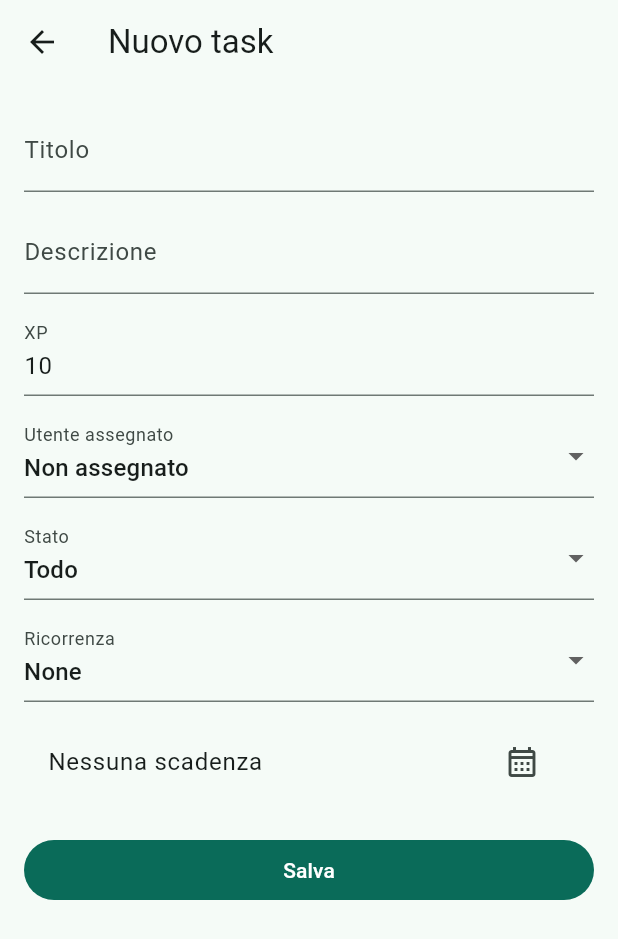
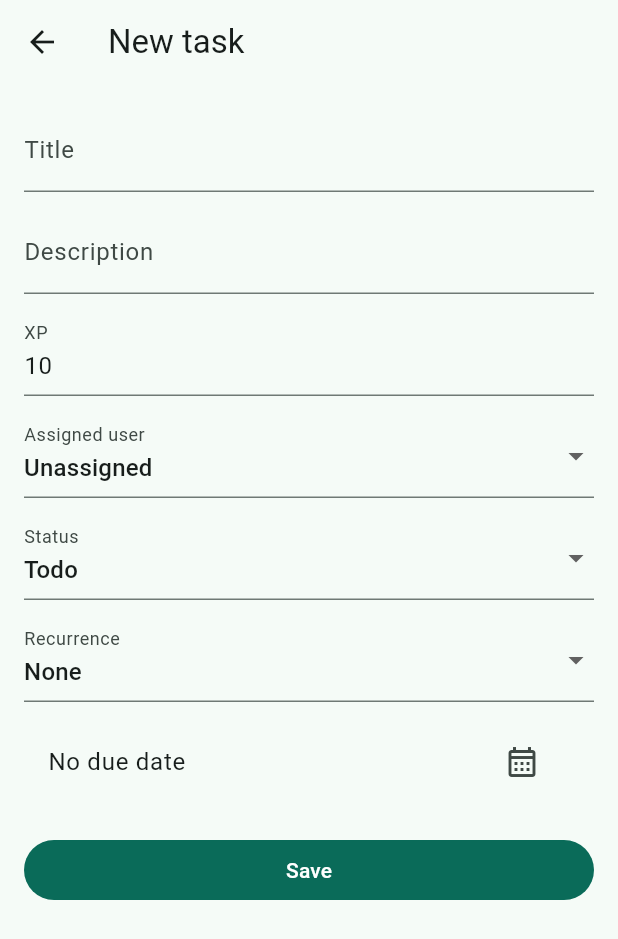
Before and after one commit to andreavae/HomeDuty, a Flutter app: the TaskFormScreen screen opened directly, on a phone screen of 412 x 824 dp. Shown: the top 939 px of the screen. Run offline on Flutter 3.47's test engine with Material 3 defaults, Android fonts, the phone set to English and light mode, and no system bars; our stand-ins replace flutter_riverpod, go_router, supabase_flutter; accounts and stored records are empty; statements that could not run were skipped.

Commit message:
feat: translate task form labels and feedback to English

```diff
--- a/lib/src/presentation/screens/tasks/task_form_screen.dart
+++ b/lib/src/presentation/screens/tasks/task_form_screen.dart
@@ -69,7 +69,7 @@ class _TaskFormScreenState extends ConsumerState<TaskFormScreen> {
 
     if (title.isEmpty || xp <= 0) {
       ScaffoldMessenger.of(context).showSnackBar(
-        const SnackBar(content: Text('Titolo e XP validi sono obbligatori.')),
+        const SnackBar(content: Text('Title and a valid XP value are required.')),
       );
       return;
     }
@@ -92,7 +92,7 @@ class _TaskFormScreenState extends ConsumerState<TaskFormScreen> {
         );
       } else {
         final household = await ref.read(currentHouseholdProvider.future);
-        if (household == null) throw Exception('Household non trovata.');
+        if (household == null) throw Exception('Household not found.');
 
         await repo.createTask(
           householdId: household.id,
@@ -110,7 +110,7 @@ class _TaskFormScreenState extends ConsumerState<TaskFormScreen> {
     } catch (e) {
       if (!mounted) return;
       ScaffoldMessenger.of(context).showSnackBar(
-        SnackBar(content: Text('Errore salvataggio task: $e')),
+        SnackBar(content: Text('Error saving task: $e')),
       );
     } finally {
       if (mounted) setState(() => _loading = false);
@@ -120,18 +120,18 @@ class _TaskFormScreenState extends ConsumerState<TaskFormScreen> {
   @override
   Widget build(BuildContext context) {
     return Scaffold(
-      appBar: AppBar(title: Text(isEdit ? 'Modifica task' : 'Nuovo task')),
+      appBar: AppBar(title: Text(isEdit ? 'Edit task' : 'New task')),
       body: ListView(
         padding: const EdgeInsets.all(16),
         children: [
           TextField(
             controller: _titleCtrl,
-            decoration: const InputDecoration(labelText: 'Titolo'),
+            decoration: const InputDecoration(labelText: 'Title'),
           ),
           const SizedBox(height: 12),
           TextField(
             controller: _descriptionCtrl,
-            decoration: const InputDecoration(labelText: 'Descrizione'),
+            decoration: const InputDecoration(labelText: 'Description'),
           ),
           const SizedBox(height: 12),
           TextField(
@@ -149,12 +149,11 @@ class _TaskFormScreenState extends ConsumerState<TaskFormScreen> {
 
                   return DropdownButtonFormField<String?>(
                     initialValue: effectiveValue,
-                    decoration:
-                        const InputDecoration(labelText: 'Utente assegnato'),
+                    decoration: const InputDecoration(labelText: 'Assigned user'),
                     items: [
                       const DropdownMenuItem<String?>(
                         value: null,
-                        child: Text('Non assegnato'),
+                        child: Text('Unassigned'),
                       ),
                       ...members.map(
                         (m) => DropdownMenuItem<String?>(
@@ -168,12 +167,12 @@ class _TaskFormScreenState extends ConsumerState<TaskFormScreen> {
                   );
                 },
                 loading: () => const LinearProgressIndicator(),
-                error: (e, _) => Text('Errore caricamento membri: $e'),
+                error: (e, _) => Text('Error loading members: $e'),
               ),
           const SizedBox(height: 12),
           DropdownButtonFormField<TaskStatus>(
             initialValue: _status,
-            decoration: const InputDecoration(labelText: 'Stato'),
+            decoration: const InputDecoration(labelText: 'Status'),
             items: const [
               DropdownMenuItem(value: TaskStatus.todo, child: Text('Todo')),
               DropdownMenuItem(
@@ -188,7 +187,7 @@ class _TaskFormScreenState extends ConsumerState<TaskFormScreen> {
           const SizedBox(height: 12),
           DropdownButtonFormField<TaskRecurrence>(
             initialValue: _recurrence,
-            decoration: const InputDecoration(labelText: 'Ricorrenza'),
+            decoration: const InputDecoration(labelText: 'Recurrence'),
             items: const [
               DropdownMenuItem(value: TaskRecurrence.none, child: Text('None')),
               DropdownMenuItem(
@@ -203,8 +202,8 @@ class _TaskFormScreenState extends ConsumerState<TaskFormScreen> {
           const SizedBox(height: 12),
           ListTile(
             title: Text(_dueDate == null
-                ? 'Nessuna scadenza'
-                : 'Scadenza: ${_dueDate!.toLocal().toIso8601String().split('T').first}'),
+                ? 'No due date'
+                : 'Due date: ${_dueDate!.toLocal().toIso8601String().split('T').first}'),
             trailing: IconButton(
               onPressed: _pickDate,
               icon: const Icon(Icons.calendar_month_outlined),
@@ -213,7 +212,7 @@ class _TaskFormScreenState extends ConsumerState<TaskFormScreen> {
           const SizedBox(height: 20),
           FilledButton(
             onPressed: _loading ? null : _save,
-            child: Text(_loading ? 'Salvataggio...' : 'Salva'),
+            child: Text(_loading ? 'Saving...' : 'Save'),
           ),
         ],
       ),
```
